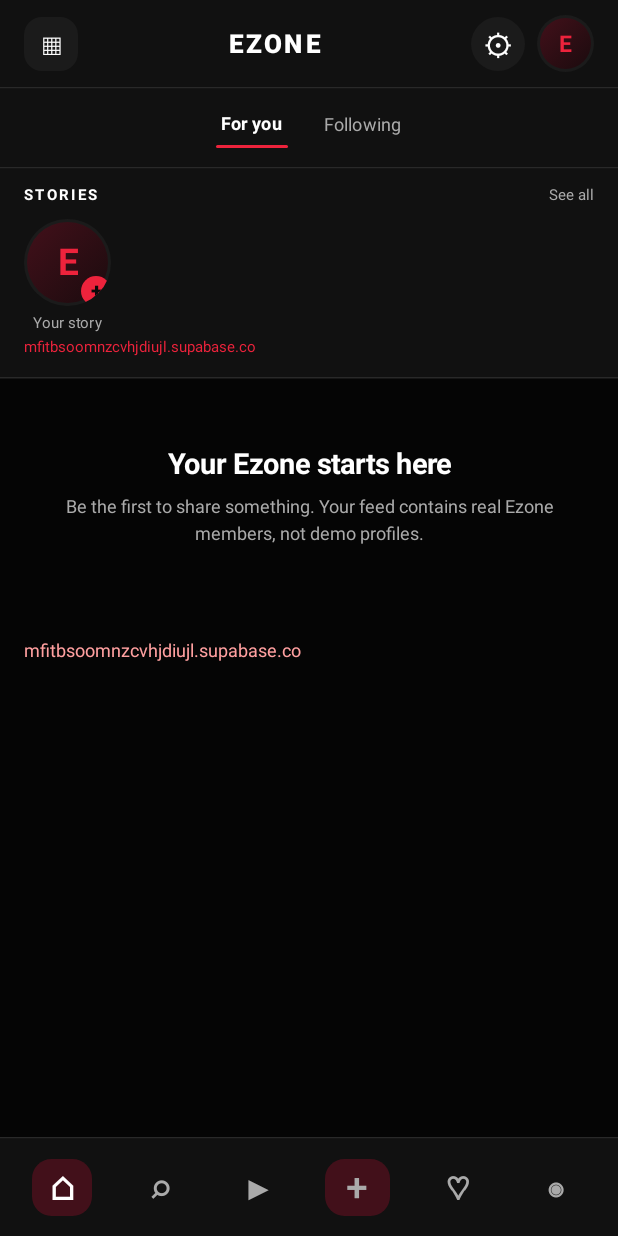
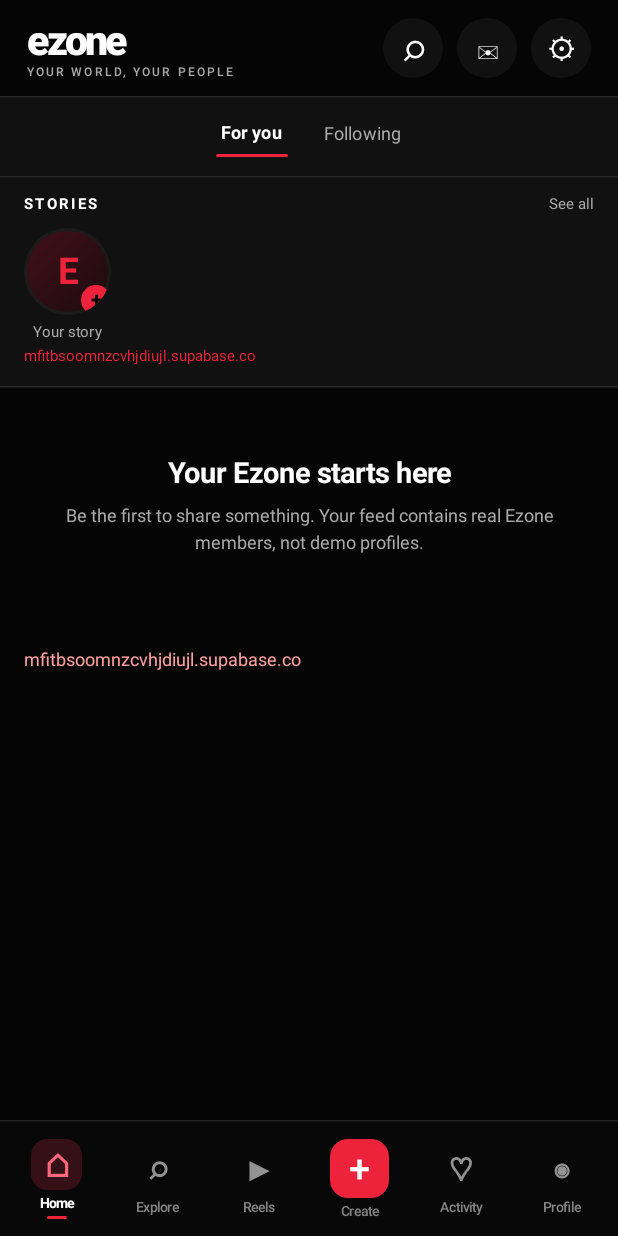
Before and after one commit to pranilgaming1-pixel/Streak-Saver-AI, an Android app built with Jetpack Compose: the composable EzoneMainScreen called with empty values, on a phone screen of 412 x 824 dp. Run offline under Robolectric (Android 15) with nearby library versions, the phone set to English and light mode, and no system bars; pictures from the network do not load.

Commit message:
Redesign Ezone app header and bottom navigation

```diff
--- a/app/src/main/java/com/streaksaver/ai/MainActivity.kt
+++ b/app/src/main/java/com/streaksaver/ai/MainActivity.kt
@@ -639,22 +639,24 @@ private fun EzoneMainScreen(
 
     Column(Modifier.fillMaxSize().background(EzoneBlack)) {
         Row(
-            Modifier.fillMaxWidth().height(58.dp).background(EzoneSurface).padding(horizontal = 16.dp),
+            Modifier.fillMaxWidth().height(64.dp).background(EzoneBlack).padding(horizontal = 18.dp),
             verticalAlignment = Alignment.CenterVertically
         ) {
-            Surface(color = EzoneSurface2, shape = RoundedCornerShape(12.dp), modifier = Modifier.size(36.dp).clickable { if (tab == "Home") tab = "Explore" else tab = "Home" }) {
-                Box(contentAlignment = Alignment.Center) { Text("▦", color = EzoneWhite, fontSize = 19.sp) }
-            }
-            Box(Modifier.weight(1f), contentAlignment = Alignment.Center) {
-                Text(if (tab == "Profile" && targetProfileId == myId) "Profile" else if (tab == "Create") "New post" else if (tab == "Settings") "Settings" else "EZONE", color = EzoneWhite, fontSize = 17.sp, fontWeight = FontWeight.ExtraBold, letterSpacing = 2.2.sp)
-            }
-            Surface(color = if (tab == "Settings") Color(0xFF42101A) else EzoneSurface2, shape = CircleShape,
-                modifier = Modifier.size(36.dp).clickable { tab = "Settings" }) {
-                Box(contentAlignment = Alignment.Center) { Text("⚙", color = EzoneWhite, fontSize = 20.sp) }
-            }
-            Spacer(Modifier.width(8.dp))
-            Surface(color = EzoneSurface2, shape = CircleShape, modifier = Modifier.size(38.dp).clickable { targetProfileId = myId; tab = "Profile" }) {
-                Box(contentAlignment = Alignment.Center) { Avatar(EzoneSession.email.take(1).uppercase(), 34) }
+            Column(Modifier.weight(1f)) {
+                Text("ezone", color = EzoneWhite, fontSize = 27.sp, fontWeight = FontWeight.Black, letterSpacing = (-1.6).sp)
+                Text(when(tab) { "Home" -> "YOUR WORLD, YOUR PEOPLE"; "Profile" -> "YOUR SPACE"; "Reels" -> "PLAY SOMETHING"; "Settings" -> "ACCOUNT & PREFERENCES"; else -> "STAY CONNECTED" },
+                    color = EzoneMuted, fontSize = 8.sp, letterSpacing = 1.4.sp, fontWeight = FontWeight.SemiBold)
+            }
+            Surface(color = EzoneSurface, shape = CircleShape, modifier = Modifier.size(40.dp).clickable { tab = "Search" }) {
+                Box(contentAlignment = Alignment.Center) { Text("⌕", color = EzoneWhite, fontSize = 25.sp) }
+            }
+            Spacer(Modifier.width(9.dp))
+            Surface(color = EzoneSurface, shape = CircleShape, modifier = Modifier.size(40.dp).clickable { messagesOpen = true }) {
+                Box(contentAlignment = Alignment.Center) { Text("✉", color = EzoneWhite, fontSize = 19.sp) }
+            }
+            Spacer(Modifier.width(9.dp))
+            Surface(color = EzoneSurface, shape = CircleShape, modifier = Modifier.size(40.dp).clickable { tab = "Settings" }) {
+                Box(contentAlignment = Alignment.Center) { Text("⚙", color = EzoneWhite, fontSize = 19.sp) }
             }
         }
         HorizontalDivider(color = EzoneLine)
@@ -999,26 +1001,38 @@ private fun EzoneMainScreen(
                 }
             }
         }
-        HorizontalDivider(color = EzoneLine)
+        HorizontalDivider(color = Color(0xFF242424))
         Row(
-            Modifier.fillMaxWidth().navigationBarsPadding().background(Color(0xFF111111)).padding(horizontal = 8.dp, vertical = 5.dp),
+            Modifier.fillMaxWidth().navigationBarsPadding().background(Color(0xFF080808)).padding(horizontal = 4.dp, vertical = 7.dp),
             horizontalArrangement = Arrangement.SpaceEvenly,
             verticalAlignment = Alignment.CenterVertically
         ) {
             listOf("Home", "Explore", "Reels", "Create", "Activity", "Profile").forEach { item ->
                 val selected = tab == item
-                TextButton(onClick = {
-                    tab = item
-                    if (item == "Profile") targetProfileId = myId
-                }) {
-                    Column(horizontalAlignment = Alignment.CenterHorizontally) {
-                        Surface(color = if (selected || item == "Create") Color(0xFF42101A) else Color.Transparent, shape = RoundedCornerShape(13.dp)) {
-                            Box(Modifier.size(width = if (item == "Create") 43.dp else 40.dp, height = 38.dp), contentAlignment = Alignment.Center) {
-                                Text(when (item) { "Home" -> "⌂"; "Explore" -> "⌕"; "Reels" -> "▶"; "Create" -> "+"; "Activity" -> "♡"; else -> "◉" }, color = if (selected) EzoneWhite else EzoneMuted, fontSize = if (item == "Create") 26.sp else 21.sp, fontWeight = FontWeight.SemiBold)
-                            }
-                        }
-
-                    }
+                Column(
+                    Modifier.weight(1f).clip(RoundedCornerShape(15.dp)).clickable {
+                        tab = item
+                        if (item == "Profile") targetProfileId = myId
+                    }.padding(vertical = 4.dp),
+                    horizontalAlignment = Alignment.CenterHorizontally,
+                    verticalArrangement = Arrangement.Center
+                ) {
+                    Box(
+                        Modifier.size(if (item == "Create") 39.dp else 34.dp)
+                            .clip(RoundedCornerShape(if (item == "Create") 12.dp else 11.dp))
+                            .background(if (item == "Create") EzoneRed else if (selected) Color(0xFF351017) else Color.Transparent),
+                        contentAlignment = Alignment.Center
+                    ) {
+                        Text(
+                            when (item) { "Home" -> "⌂"; "Explore" -> "⌕"; "Reels" -> "▶"; "Create" -> "+"; "Activity" -> "♡"; else -> "◉" },
+                            color = if (item == "Create") Color.White else if (selected) Color(0xFFFF687B) else Color(0xFF929292),
+                            fontSize = if (item == "Create") 25.sp else 21.sp,
+                            fontWeight = FontWeight.SemiBold
+                        )
+                    }
+                    Spacer(Modifier.height(3.dp))
+                    Text(item, color = if (selected) EzoneWhite else Color(0xFF858585), fontSize = 9.sp, fontWeight = if (selected) FontWeight.Bold else FontWeight.Medium)
+                    if (selected) Box(Modifier.padding(top = 3.dp).width(13.dp).height(2.dp).clip(CircleShape).background(EzoneRed))
                 }
             }
         }
```
